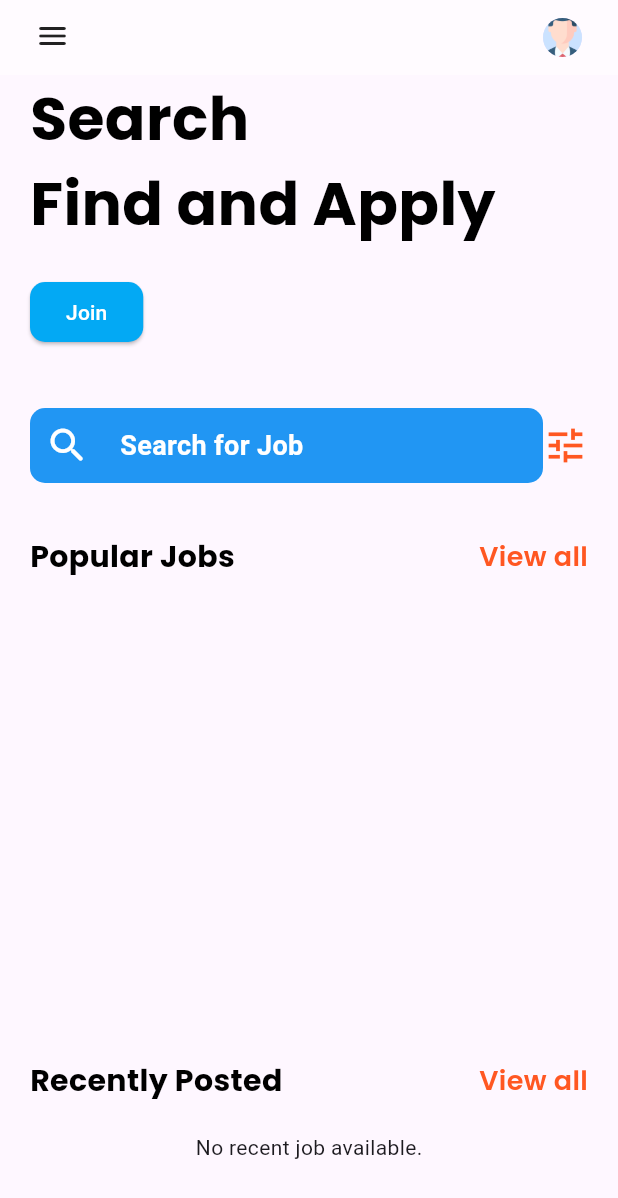
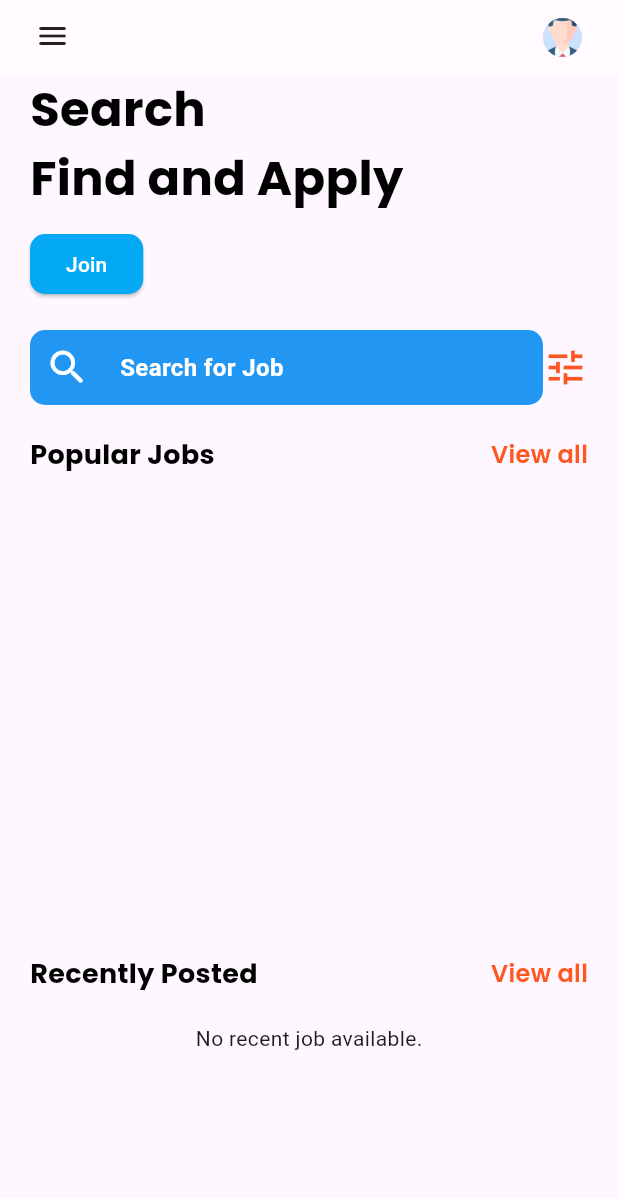
Before and after one commit to AdeelAhmadKhan36/job_mobile_app, a Flutter app: the screen it shows after launch, on a phone screen of 412 x 824 dp. Shown: the top 1198 px of the screen. Run offline on Flutter 3.47's test engine with Material 3 defaults, Android fonts, the phone set to English and light mode, and no system bars; our stand-ins replace cloud_firestore, file_picker, firebase_auth, firebase_core, firebase_storage, flutter_zoom_drawer and 8 more; missing offline and left inert: dart:ffi; accounts and stored records are empty; statements that could not run were skipped.

Commit message:
Bookmark removed Functonality has been implemeted , and worked on responsiveness

```diff
--- a/lib/home_screen.dart
+++ b/lib/home_screen.dart
@@ -31,13 +31,13 @@ class _Home_ScreenState extends State<Home_Screen> {
     return Scaffold(
       body: SafeArea(
         child: Padding(
-          padding: EdgeInsets.only(left: 20,right: 20,bottom: 20),
+          padding: EdgeInsets.only(left: 20, right: 20, bottom: 20),
           child: SingleChildScrollView(
             child: Column(
               crossAxisAlignment: CrossAxisAlignment.start,
               children: [
                 Row(
-                crossAxisAlignment: CrossAxisAlignment.start, // Adjusted alignment
+                  crossAxisAlignment: CrossAxisAlignment.start,
                   children: [
                     Flexible(
                       child: Column(
@@ -46,12 +46,12 @@ class _Home_ScreenState extends State<Home_Screen> {
                           Heading(
                             text: 'Search\nFind and Apply',
                             color: Color(kDark.value),
-                          fontSize: 40,
+                            fontSize: 32, // Adjusted font size
                             fontWeight: FontWeight.bold,
                           ),
-                        SizedBox(height: 20), // Added vertical spacing
+                          SizedBox(height: 10), // Adjusted spacing
                           ElevatedButton(
-                          onPressed: (){
+                            onPressed: () {
                               Get.to(Login_Screen());
                             },
                             child: Text(
@@ -70,15 +70,14 @@ class _Home_ScreenState extends State<Home_Screen> {
                     ),
                   ],
                 ),
-
-              SizedBox(height: 40,),
+                SizedBox(height: 20),
                 SearchWidget(
                   onTap: () {
-                  print("Search page");
+
                     Get.to(() => Search_Page());
                   },
                 ),
-              SizedBox(height: 35,),
+                SizedBox(height: 20),
                 Row(
                   mainAxisAlignment: MainAxisAlignment.spaceBetween,
                   children: [
@@ -87,30 +86,24 @@ class _Home_ScreenState extends State<Home_Screen> {
                       child: Heading(
                         text: 'Popular Jobs',
                         color: Color(kDark.value),
-                      fontSize: 20,
+                        fontSize: 18, // Adjusted font size
                         fontWeight: FontWeight.bold,
                       ),
                     ),
                     GestureDetector(
                       onTap: () {
-
-
                         Get.to(ViewAllScreen());
                       },
                       child: Heading(
                         text: 'View all',
                         color: Color(kOrange.value),
-                      fontSize: 18,
+                        fontSize: 16, // Adjusted font size
                         fontWeight: FontWeight.w600,
                       ),
                     ),
                   ],
                 ),
-
-
-
-
-              SizedBox(height: 20,),
+                SizedBox(height: 20),
                 Container(
                   height: 280,
                   width: double.infinity,
@@ -123,24 +116,17 @@ class _Home_ScreenState extends State<Home_Screen> {
                         padding: EdgeInsets.only(right: 12),
                         child: JobHorizontalTile(
                           onTap: () {
-
                             Get.to(() => Job_Page(
                               title: 'Adeel',
                               id: '12',
                             ));
-
                           },
-
-
                         ),
                       );
                     },
                   ),
                 ),
-
-
-
-            SizedBox(height: 20,),
+                SizedBox(height: 20),
                 Row(
                   mainAxisAlignment: MainAxisAlignment.spaceBetween,
                   children: [
@@ -149,36 +135,30 @@ class _Home_ScreenState extends State<Home_Screen> {
                       child: Heading(
                         text: 'Recently Posted',
                         color: Color(kDark.value),
-                      fontSize: 20,
+                        fontSize: 18, // Adjusted font size
                         fontWeight: FontWeight.bold,
                       ),
                     ),
                     GestureDetector(
                       onTap: () {
-
                         Get.to(RecentViewAllScreen());
-
                       },
                       child: Heading(
                         text: 'View all',
                         color: Color(kOrange.value),
-                      fontSize: 18,
+                        fontSize: 16, // Adjusted font size
                         fontWeight: FontWeight.w600,
                       ),
                     ),
                   ],
                 ),
-              SizedBox(height: 20,),
-              //Here we will use vertical tile
-
+                SizedBox(height: 20),
                 VerticalTile(onTap: () {
-                // Handle onTap event
-
-
                   print('VerticalTile tapped!');
                 }),
               ],
-          )),
+            ),
+          ),
         ),
       ),
     );
--- a/lib/main.dart
+++ b/lib/main.dart
@@ -1,17 +1,8 @@
 import 'package:flutter/material.dart';
 import 'package:get/get.dart';
-import 'package:job_mobile_app/controllers/Home_Provider.dart';
-import 'package:job_mobile_app/controllers/Notification_provider.dart';
-import 'package:job_mobile_app/controllers/SignUp_Provider.dart';
-import 'package:job_mobile_app/controllers/bokmark_provider.dart';
-import 'package:job_mobile_app/controllers/chat_provider.dart';
-import 'package:job_mobile_app/controllers/device_managment.dart';
-import 'package:job_mobile_app/controllers/history_provider.dart';
-import 'package:job_mobile_app/controllers/login_provider.dart';
-import 'package:job_mobile_app/controllers/on_boarding_providers.dart';
-import 'package:job_mobile_app/controllers/profile_provider.dart';
-import 'package:job_mobile_app/controllers/profile_updateProvider.dart';
-import 'package:job_mobile_app/controllers/zoom_provider.dart';
+import 'package:provider/provider.dart';
+import 'package:firebase_core/firebase_core.dart';
+import 'firebase_options.dart';
 import 'package:job_mobile_app/home_screen.dart';
 import 'package:job_mobile_app/view/ui/History_Page.dart';
 import 'package:job_mobile_app/view/ui/Main_Screen.dart';
@@ -26,19 +17,29 @@ import 'package:job_mobile_app/view/ui/auth/login_screen.dart';
 import 'package:job_mobile_app/view/ui/drawer/drawer_screen.dart';
 import 'package:job_mobile_app/view/ui/drawer/side_manu.dart';
 import 'package:job_mobile_app/view/ui/on_boarding_screen/page_three.dart';
-import 'package:provider/provider.dart';
+import 'package:job_mobile_app/view/ui/on_boarding_screen/onboarding_screen.dart';
+import 'package:job_mobile_app/view/ui/on_boarding_screen/page_one.dart';
+import 'package:job_mobile_app/view/ui/on_boarding_screen/page_two.dart';
+import 'package:job_mobile_app/controllers/Home_Provider.dart';
+import 'package:job_mobile_app/controllers/Notification_provider.dart';
+import 'package:job_mobile_app/controllers/SignUp_Provider.dart';
+import 'package:job_mobile_app/controllers/bokmark_provider.dart';
+import 'package:job_mobile_app/controllers/chat_provider.dart';
+import 'package:job_mobile_app/controllers/device_managment.dart';
+import 'package:job_mobile_app/controllers/history_provider.dart';
+import 'package:job_mobile_app/controllers/login_provider.dart';
+import 'package:job_mobile_app/controllers/on_boarding_providers.dart';
+import 'package:job_mobile_app/controllers/profile_provider.dart';
+import 'package:job_mobile_app/controllers/profile_updateProvider.dart';
+import 'package:job_mobile_app/controllers/zoom_provider.dart';
 
-import 'view/ui/on_boarding_screen/onboarding_screen.dart';
-import 'view/ui/on_boarding_screen/page_one.dart';
-import 'view/ui/on_boarding_screen/page_two.dart';
-import 'package:firebase_core/firebase_core.dart';
-import 'firebase_options.dart';
-
-void main() async{
+void main() async {
   WidgetsFlutterBinding.ensureInitialized();
   await Firebase.initializeApp(
     options: DefaultFirebaseOptions.currentPlatform,
-  );
+  ).catchError((error) {
+    print("Error initializing Firebase: $error");
+  });
   runApp(MyApp());
 }
 
@@ -62,7 +63,9 @@ class MyApp extends StatelessWidget {
         ChangeNotifierProvider(create: (_) => Notification_Notifier()),
         ChangeNotifierProvider(create: (_) => changeprofileNotifier()),
       ],
-      child: GetMaterialApp(
+      child: LayoutBuilder(
+        builder: (BuildContext context, BoxConstraints constraints) {
+          return GetMaterialApp(
             debugShowCheckedModeBanner: false,
             initialRoute: '/',
             routes: {
@@ -74,7 +77,8 @@ class MyApp extends StatelessWidget {
               '/history': (context) => Hoistory_Screen(),
               '/notifications': (context) => Notification_screen(),
               '/logout': (context) => drawer_animated(),
-
+            },
+          );
         },
       ),
     );
--- a/lib/view/Widgtes/search_widgets.dart
+++ b/lib/view/Widgtes/search_widgets.dart
@@ -36,7 +36,7 @@ class SearchWidget extends StatelessWidget {
                       Text(
                         "Search for Job",
                         style: TextStyle(
-                          fontSize: 18,
+                          fontSize: 16,
                           color: Color(kLight.value),
                           fontWeight: FontWeight.bold,
                         ),
--- a/lib/view/Widgtes/vertical_tile.dart
+++ b/lib/view/Widgtes/vertical_tile.dart
@@ -14,7 +14,7 @@ class VerticalTile extends StatelessWidget {
     return StreamBuilder(
       stream: FirebaseFirestore.instance
           .collection('Jobs')
-          .orderBy('timestamp', descending: true) // Assuming you have a 'timestamp' field in your documents
+          .orderBy('timestamp', descending: true)
           .limit(1)
           .snapshots(),
       builder: (context, AsyncSnapshot<QuerySnapshot> snapshot) {
@@ -37,8 +37,6 @@ class VerticalTile extends StatelessWidget {
         var companyName = mostRecentJob['companyName'];
         var jobTitle = mostRecentJob['jobTitle'];
         var imageUrl = mostRecentJob['imageUrl'];
-        var jobLocation = mostRecentJob['jobLocation'];
-        var jobTiming = mostRecentJob['jobTiming'];
         var salary = mostRecentJob['salary'];
 
         return GestureDetector(
@@ -60,19 +58,14 @@ class VerticalTile extends StatelessWidget {
                       backgroundImage: NetworkImage(imageUrl),
                     ),
                     SizedBox(width: 10),
-                    Expanded( // Wrap with Expanded to take up all available space
-                      child: SingleChildScrollView(
-                        scrollDirection: Axis.horizontal,
-                        child: Row(
-                          mainAxisAlignment: MainAxisAlignment.spaceBetween,
-                          children: [
-                            Column(
+                    Expanded(
+                      child: Column(
                         crossAxisAlignment: CrossAxisAlignment.start,
                         children: [
                           Heading(
                             text: companyName,
                             color: Color(kDark.value),
-                                  fontSize: 20,
+                            fontSize: 18,
                             fontWeight: FontWeight.w600,
                           ),
                           SingleChildScrollView(
@@ -81,7 +74,7 @@ class VerticalTile extends StatelessWidget {
                               jobTitle,
                               style: TextStyle(
                                 color: Color(kDarkGrey.value),
-                                      fontSize: 20,
+                                fontSize: 16,
                                 fontWeight: FontWeight.bold,
                               ),
                               overflow: TextOverflow.ellipsis,
@@ -90,8 +83,9 @@ class VerticalTile extends StatelessWidget {
                           ),
                         ],
                       ),
+                    ),
                     Padding(
-                              padding: const EdgeInsets.only(left: 50,bottom: 18),
+                      padding: const EdgeInsets.only(left: 50, bottom: 18),
                       child: GestureDetector(
                         onTap: () {
                           Get.to(() => Job_Page(
@@ -108,17 +102,13 @@ class VerticalTile extends StatelessWidget {
                     ),
                   ],
                 ),
-                      ),
-                    ),
-                  ],
-                ),
                 SizedBox(height: 20),
                 Padding(
                   padding: const EdgeInsets.only(left: 30),
                   child: Heading(
                     text: "${salary}/ Month",
                     color: Color(kDark.value),
-                    fontSize: 20,
+                    fontSize:16,
                     fontWeight: FontWeight.w600,
                   ),
                 ),
--- a/lib/view/ui/drawer/animated_drawer.dart
+++ b/lib/view/ui/drawer/animated_drawer.dart
@@ -30,7 +30,9 @@ class _drawer_animatedState extends State<drawer_animated> {
     currentUser = FirebaseAuth.instance.currentUser;
     if (currentUser != null) {
       print('Current User UID: ${currentUser!.uid}');
-      setState(() {});
+      setState(() {
+        userData = {};
+      });
     } else {
       print('User not logged in');
     }
@@ -62,7 +64,7 @@ class _drawer_animatedState extends State<drawer_animated> {
                   crossAxisAlignment: CrossAxisAlignment.start,
                   children: [
                     // InfoCard Widget to display user information
-                    if (currentUser != null)
+                    if (currentUser != null && userData != null) // Added null check for userData
                       StreamBuilder<QuerySnapshot>(
                         stream: FirebaseFirestore.instance
                             .collection('Users')
@@ -85,10 +87,10 @@ class _drawer_animatedState extends State<drawer_animated> {
                           final documents = snapshot.data!.docs;
                           userData = documents.first.data()
                           as Map<String, dynamic>?; // Update userData here
-                          // print('Here is your data: $userData');
 
                           final name = userData?['User Name'] ?? 'Default';
                           final profession = userData?['Your Expertise'] ?? 'Your Expertise';
+
 
                           return InfoCard(
                             name: name,
@@ -116,7 +118,7 @@ class _drawer_animatedState extends State<drawer_animated> {
                             .copyWith(color: Colors.white),
                       ),
                     ),
-                     SidemenuTile(),
+                    SidemenuTile(),
                   ],
                 ),
               ),
```
Also changed, not shown: lib/view/Widgtes/job_horizental_tile.dart (+46 -45 lines), lib/view/ui/Jobs/Jobs_page.dart (+6 -5 lines), lib/view/ui/Jobs/recent_viewall.dart (+15 -21 lines), lib/view/ui/Jobs/viewall_jobs.dart (+26 -22 lines), lib/view/ui/Profile/profile_details.dart (+14 -7 lines), lib/view/ui/admin_panel/post_job.dart (+21 -9 lines), lib/view/ui/bookmark/BookMarkPage.dart (+49 -31 lines). Lines whose indentation alone changed are shown as unchanged.
